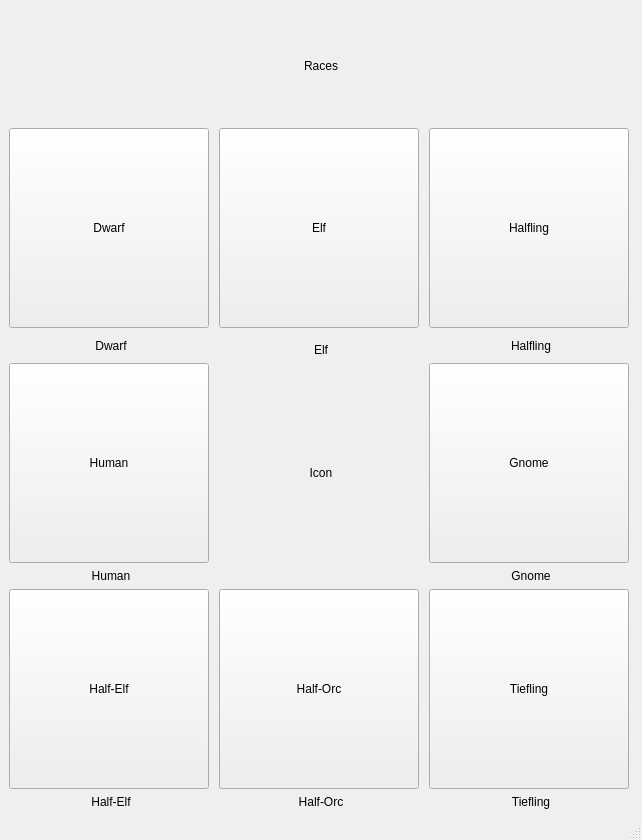
First picture: the form in DnDRacesInfo/widget.ui, repository cptnSail/DnDRaces, before the edit.
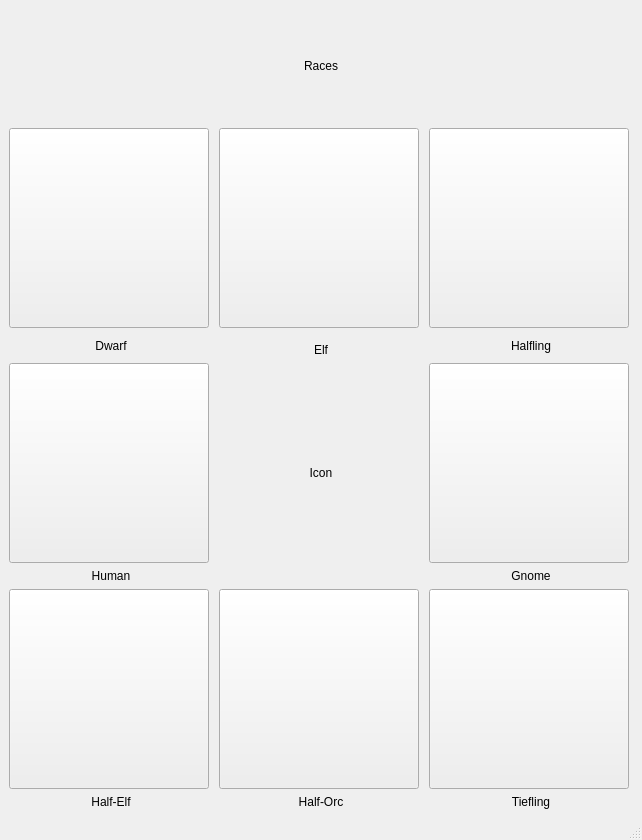
Second picture: the form after the edit. Icons and pictures are not drawn.

```diff
--- a/DnDRacesInfo/widget.ui
+++ b/DnDRacesInfo/widget.ui
@@ -54,7 +54,11 @@
          </size>
         </property>
         <property name="text">
-         <string>Dwarf</string>
+         <string/>
+        </property>
+        <property name="icon">
+         <iconset resource="Source.qrc">
+          <normaloff>:/src/DwarfIcon.jpg</normaloff>:/src/DwarfIcon.jpg</iconset>
         </property>
        </widget>
       </item>
@@ -99,7 +103,7 @@
          </size>
         </property>
         <property name="text">
-         <string>Elf</string>
+         <string/>
         </property>
        </widget>
       </item>
@@ -141,7 +145,7 @@
          </size>
         </property>
         <property name="text">
-         <string>Halfling</string>
+         <string/>
         </property>
        </widget>
       </item>
@@ -183,7 +187,7 @@
          </size>
         </property>
         <property name="text">
-         <string>Human</string>
+         <string/>
         </property>
        </widget>
       </item>
@@ -235,7 +239,7 @@
          </size>
         </property>
         <property name="text">
-         <string>Gnome</string>
+         <string/>
         </property>
        </widget>
       </item>
@@ -277,7 +281,7 @@
          </size>
         </property>
         <property name="text">
-         <string>Half-Elf</string>
+         <string/>
         </property>
        </widget>
       </item>
@@ -319,7 +323,7 @@
          </size>
         </property>
         <property name="text">
-         <string>Half-Orc</string>
+         <string/>
         </property>
        </widget>
       </item>
@@ -361,7 +365,7 @@
          </size>
         </property>
         <property name="text">
-         <string>Tiefling</string>
+         <string/>
         </property>
        </widget>
       </item>
```
Left out of the diff: 4 changed lines with no effect on the pictures.
